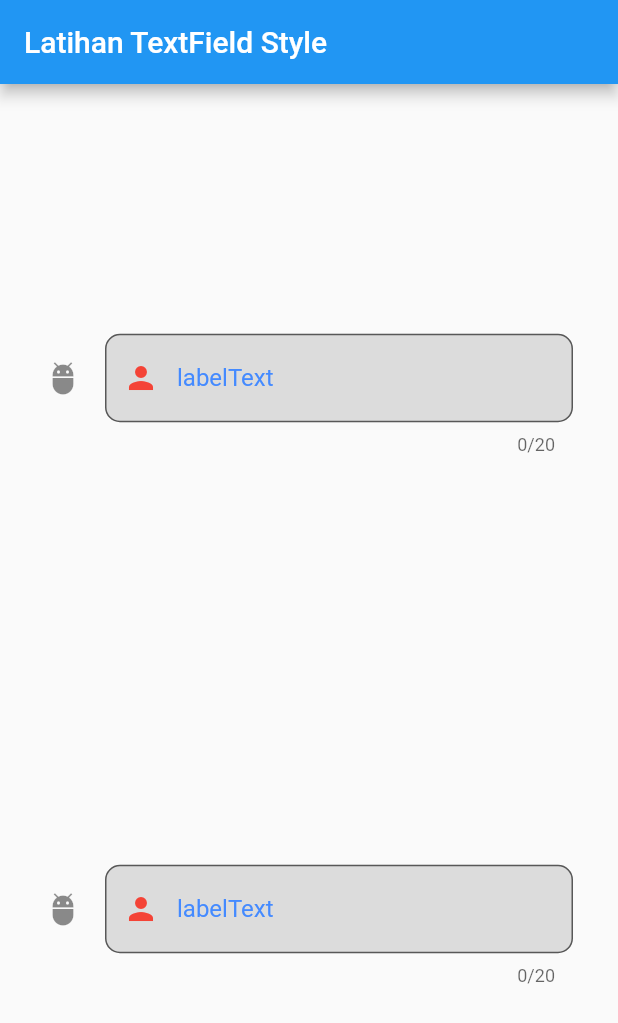
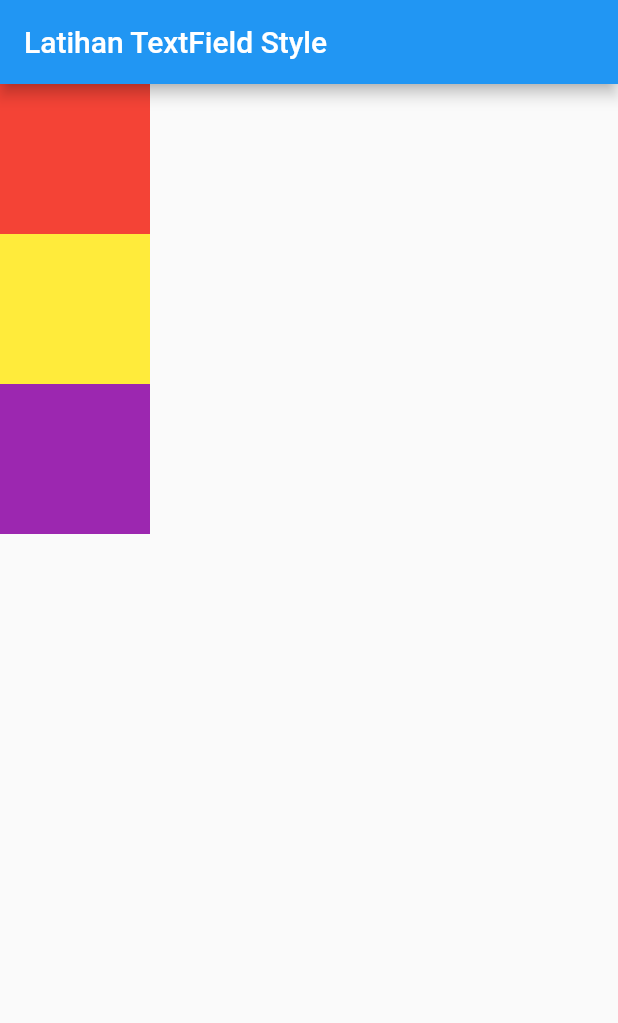
Before and after one commit to gzeinnumer/flutter_fundamental_yt, a Flutter app: the screen it shows after launch, on a phone screen of 412 x 824 dp. Shown: the top 1023 px of the screen. Run offline on Flutter 3.47's test engine with Material 2 defaults, Android fonts, the phone set to English and light mode, and no system bars.

Commit message:
media query, untuk mengecek apakah layar potrait atau lanscape, seperti bootstrap yang reponsive

```diff
--- a/lib/main.dart
+++ b/lib/main.dart
@@ -12,88 +12,39 @@ class _MyAppState extends State<MyApp> {
   Widget build(BuildContext context) {
     return MaterialApp(
       home: Scaffold(
-        appBar: AppBar(
-          title: Text("Latihan TextField Style"),
-        ),
-        body: Container(
-          margin: EdgeInsets.all(30),
-          child: Column(
-            mainAxisAlignment: MainAxisAlignment.spaceAround,
-            children: [
-              TextField(
-                maxLength: 20,
-                decoration: InputDecoration(
-                  fillColor: Colors.black12,
-                  filled: true,
-                  icon: Icon(Icons.adb),
-                  prefix: Container(
-                    width: 5,
-                    height: 5,
-                    color: Colors.red,
-                  ),
-                  //1
-                  prefixIcon: Icon(
-                    Icons.person,
-                    color: Colors.red,
-                  ),
-                  prefixStyle: TextStyle(
-                    color: Colors.blueAccent,
-                    fontWeight: FontWeight.w600,
-                  ),
-                  labelText: "labelText",
-                  labelStyle: TextStyle(
-                    color: Colors.blueAccent,
-                  ),
-                  hintText: "hintText",
-                  hintStyle: TextStyle(
-                    fontSize: 12,
-                  ),
-                  suffix: Container(
-                    width: 5,
-                    height: 5,
-                    color: Colors.red,
-                  ),
-                  //1
-                  border: OutlineInputBorder(
-                    borderRadius: BorderRadius.circular(10),
-                  ),
-                ),
-              ),
-              TextField(
-                maxLength: 20,
-                decoration: InputDecoration(
-                  fillColor: Colors.black12,
-                  filled: true,
-                  icon: Icon(Icons.adb),
-                  prefixText: "prefixText : ",
-                  //2 //pilih salah satu
-                  prefixIcon: Icon(
-                    Icons.person,
-                    color: Colors.red,
-                  ),
-                  prefixStyle: TextStyle(
-                    color: Colors.blueAccent,
-                    fontWeight: FontWeight.w600,
-                  ),
-                  labelText: "labelText",
-                  labelStyle: TextStyle(
-                    color: Colors.blueAccent,
-                  ),
-                  hintText: "hintText",
-                  hintStyle: TextStyle(
-                    fontSize: 12,
-                  ),
-                  suffixText: "suffixText : ",
-                  //2 //pilih salah satu
-                  border: OutlineInputBorder(
-                    borderRadius: BorderRadius.circular(10),
-                  ),
-                ),
-              ),
-            ],
+          appBar: AppBar(
+            title: Text("Latihan TextField Style"),
           ),
-        ),
-      ),
+          body: MainPage()),
     );
   }
 }
+
+class MainPage extends StatelessWidget {
+  @override
+  Widget build(BuildContext context) {
+    return (MediaQuery.of(context).orientation == Orientation.portrait)
+        ? Column(children: generateContainer())
+        : Row(children: generateContainer());
+  }
+
+  List<Widget> generateContainer() {
+    return [
+      Container(
+        color: Colors.red,
+        width: 100,
+        height: 100,
+      ),
+      Container(
+        color: Colors.yellow,
+        width: 100,
+        height: 100,
+      ),
+      Container(
+        color: Colors.purple,
+        width: 100,
+        height: 100,
+      ),
+    ];
+  }
+}
```
